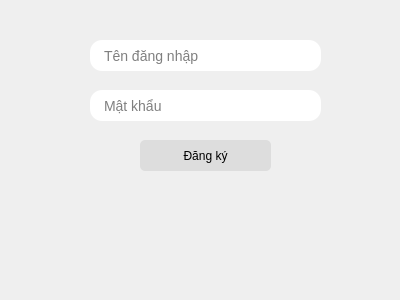
First picture: the form in signup.ui, repository duydvu/Library, before the edit.
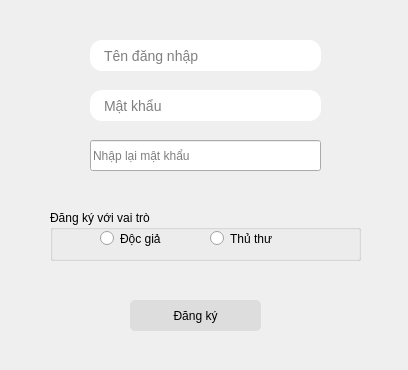
Second picture: the form after the edit.

What changed in the file:
```diff
--- a/signup.ui
+++ b/signup.ui
@@ -6,8 +6,8 @@
    <rect>
     <x>0</x>
     <y>0</y>
-    <width>400</width>
-    <height>300</height>
+    <width>408</width>
+    <height>370</height>
    </rect>
   </property>
   <property name="windowTitle">
@@ -16,8 +16,8 @@
   <widget class="QPushButton" name="SignUpButton">
    <property name="geometry">
     <rect>
-     <x>140</x>
-     <y>140</y>
+     <x>130</x>
+     <y>300</y>
      <width>131</width>
      <height>31</height>
     </rect>
@@ -84,6 +84,64 @@
     <string>Mật khẩu</string>
    </property>
   </widget>
+  <widget class="QGroupBox" name="role">
+   <property name="geometry">
+    <rect>
+     <x>50</x>
+     <y>210</y>
+     <width>311</width>
+     <height>51</height>
+    </rect>
+   </property>
+   <property name="title">
+    <string>Đăng ký với vai trò</string>
+   </property>
+   <widget class="QRadioButton" name="reader">
+    <property name="geometry">
+     <rect>
+      <x>50</x>
+      <y>20</y>
+      <width>82</width>
+      <height>17</height>
+     </rect>
+    </property>
+    <property name="text">
+     <string>Độc giả</string>
+    </property>
+    <property name="autoExclusive">
+     <bool>true</bool>
+    </property>
+   </widget>
+   <widget class="QRadioButton" name="librarian">
+    <property name="geometry">
+     <rect>
+      <x>160</x>
+      <y>20</y>
+      <width>82</width>
+      <height>17</height>
+     </rect>
+    </property>
+    <property name="text">
+     <string>Thủ thư</string>
+    </property>
+    <property name="autoExclusive">
+     <bool>true</bool>
+    </property>
+   </widget>
+  </widget>
+  <widget class="QLineEdit" name="lineEdit">
+   <property name="geometry">
+    <rect>
+     <x>90</x>
+     <y>140</y>
+     <width>231</width>
+     <height>31</height>
+    </rect>
+   </property>
+   <property name="placeholderText">
+    <string>Nhập lại mật khẩu</string>
+   </property>
+  </widget>
  </widget>
  <tabstops>
   <tabstop>NameEdit</tabstop>
```
